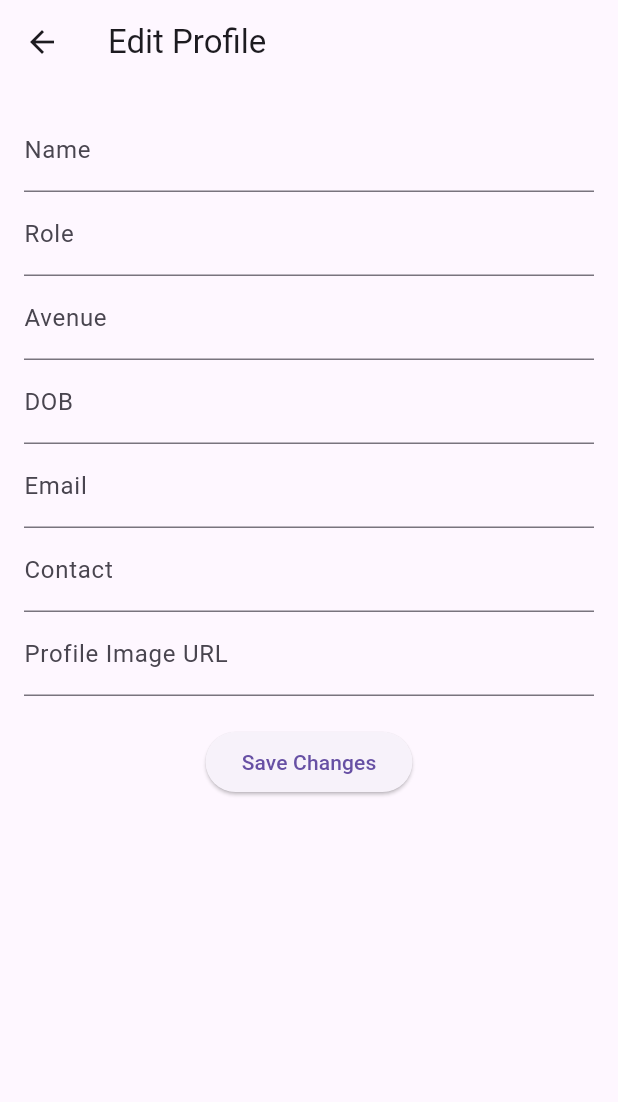
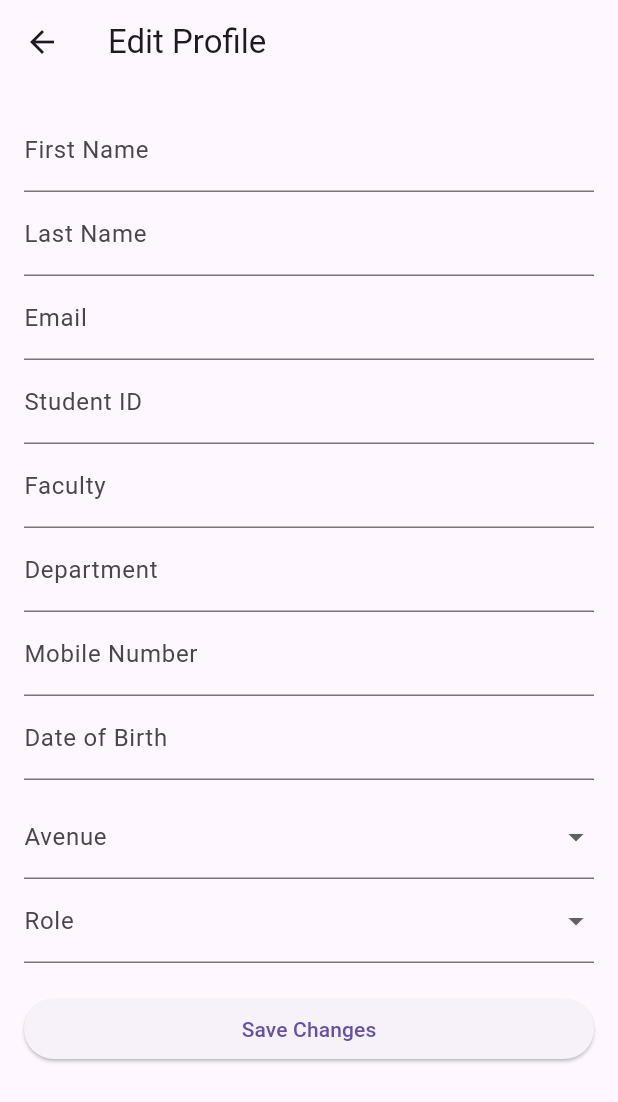
Before and after one commit to Rami2212/UOK-LEO-APP, a Flutter app: the EditProfileScreen screen opened directly with empty values, after a tap on "Save Changes", on a phone screen of 412 x 824 dp. Shown: the top 1102 px of the screen. Run offline on Flutter 3.47's test engine with Material 3 defaults, Android fonts, the phone set to English and light mode, and no system bars; our stand-ins replace shared_preferences, table_calendar; accounts and stored records are empty; network calls fail.

Commit message:
fix login and register

```diff
--- a/Front-End/uok_leo_app/lib/data/models/login_response.dart
+++ b/Front-End/uok_leo_app/lib/data/models/login_response.dart
@@ -1,25 +1,25 @@
 class LoginResponse {
-  final String userId;
-  final String token;
-  final String name;
+  final String userID;
   final String email;
   final String role;
+  final String name;
+  final String token;
 
   LoginResponse({
-    required this.userId,
-    required this.token,
-    required this.name,
+    required this.userID,
     required this.email,
     required this.role,
+    required this.name,
+    required this.token,
   });
 
   factory LoginResponse.fromJson(Map<String, dynamic> json) {
     return LoginResponse(
-      userId: json['userId'],
-      token: json['token'],
-      name: json['name'],
+      userID: json['userID'],
       email: json['email'],
       role: json['role'],
+      name: json['name'],
+      token: json['token'],
     );
   }
 }
--- a/Front-End/uok_leo_app/lib/data/models/registration_request.dart
+++ b/Front-End/uok_leo_app/lib/data/models/registration_request.dart
@@ -9,6 +9,7 @@ class RegistrationRequest {
   final String mobileNumber;
   final String password;
   final String role;
+  final String dob;
 
   RegistrationRequest({
     required this.name,
@@ -21,9 +22,9 @@ class RegistrationRequest {
     required this.mobileNumber,
     required this.password,
     required this.role,
+    required this.dob,
   });
 
-  // Convert RegistrationRequest to JSON for API request
   Map<String, dynamic> toJson() {
     return {
       'name': name,
@@ -36,6 +37,7 @@ class RegistrationRequest {
       'mobileNumber': mobileNumber,
       'password': password,
       'role': role,
+      'dob': dob,
     };
   }
 }
--- a/Front-End/uok_leo_app/lib/data/models/user.dart
+++ b/Front-End/uok_leo_app/lib/data/models/user.dart
@@ -5,8 +5,12 @@ class User {
   final String avenue;
   final String dob;
   final String email;
-  final String contact;
-  final String profileImage;
+  final String password;
+  final String lastName;
+  final String studentId;
+  final String faculty;
+  final String department;
+  final String mobileNumber;
 
   User({
     required this.id,
@@ -15,8 +19,12 @@ class User {
     required this.avenue,
     required this.dob,
     required this.email,
-    required this.contact,
-    required this.profileImage,
+    required this.password,
+    required this.lastName,
+    required this.studentId,
+    required this.faculty,
+    required this.department,
+    required this.mobileNumber,
   });
 
   factory User.fromJson(Map<String, dynamic> json) {
@@ -27,8 +35,29 @@ class User {
       avenue: json['avenue'],
       dob: json['dob'],
       email: json['email'],
-      contact: json['contact'],
-      profileImage: json['profileImage'],
+      password: json['password'],
+      lastName: json['lastName'],
+      studentId: json['studentId'],
+      faculty: json['faculty'],
+      department: json['department'],
+      mobileNumber: json['mobileNumber'],
     );
   }
+
+  Map<String, dynamic> toJson() {
+    return {
+      'id': id,
+      'name': name,
+      'role': role,
+      'avenue': avenue,
+      'dob': dob,
+      'email': email,
+      'password': password,
+      'lastName': lastName,
+      'studentId': studentId,
+      'faculty': faculty,
+      'department': department,
+      'mobileNumber': mobileNumber,
+    };
+  }
 }
--- a/Front-End/uok_leo_app/lib/data/repositories/achievement_repository.dart
+++ b/Front-End/uok_leo_app/lib/data/repositories/achievement_repository.dart
@@ -3,7 +3,7 @@ import 'package:http/http.dart' as http;
 import '../models/achievement.dart';
 
 class AchievementRepository {
-  final String baseUrl = "https://example.com/api";
+  final String baseUrl = "http://localhost:3000/api";
 
   // Fetch all achievements
   Future<List<Achievement>> fetchAllAchievements() async {
--- a/Front-End/uok_leo_app/lib/data/repositories/date_booking_repository.dart
+++ b/Front-End/uok_leo_app/lib/data/repositories/date_booking_repository.dart
@@ -3,7 +3,7 @@ import 'package:http/http.dart' as http;
 import '../models/date_booking.dart';
 
 class DateBookingRepository {
-  final String baseUrl = "https://your-api-url.com";
+  final String baseUrl = "http://localhost:3000/api";
 
   Future<bool> bookDate(DateBooking booking) async {
     final response = await http.post(
--- a/Front-End/uok_leo_app/lib/data/repositories/evaluation_repository.dart
+++ b/Front-End/uok_leo_app/lib/data/repositories/evaluation_repository.dart
@@ -3,7 +3,7 @@ import 'package:http/http.dart' as http;
 import '../models/evaluation.dart';
 
 class EvaluationRepository {
-  final String baseUrl = "https://example.com/api";
+  final String baseUrl = "http://localhost:3000/api";
 
   // Fetch all evaluations
   Future<List<Evaluation>> fetchAllEvaluations() async {
--- a/Front-End/uok_leo_app/lib/data/repositories/event_repository.dart
+++ b/Front-End/uok_leo_app/lib/data/repositories/event_repository.dart
@@ -5,7 +5,7 @@ import '../models/book_date_response.dart';
 import '../models/event.dart';
 
 class EventRepository {
-  final String baseUrl = "https://example.com/api";
+  final String baseUrl = "http://localhost:3000/api";
 
   Future<List<Event>> fetchAllEvents() async {
     final response = await http.get(Uri.parse("$baseUrl/events"));
--- a/Front-End/uok_leo_app/lib/data/repositories/member_repository.dart
+++ b/Front-End/uok_leo_app/lib/data/repositories/member_repository.dart
@@ -3,7 +3,7 @@ import 'package:http/http.dart' as http;
 import '../models/member.dart';
 
 class MemberRepository {
-  final String baseUrl = "https://example.com/api";
+  final String baseUrl = "http://localhost:3000/api";
 
   Future<List<Member>> fetchAllMembers() async {
     final response = await http.get(Uri.parse("$baseUrl/members"));
--- a/Front-End/uok_leo_app/lib/data/repositories/notification_repository.dart
+++ b/Front-End/uok_leo_app/lib/data/repositories/notification_repository.dart
@@ -3,7 +3,7 @@ import 'package:http/http.dart' as http;
 import '../models/notification.dart';
 
 class NotificationRepository {
-  final String baseUrl = "https://your-api.com/notifications";
+  final String baseUrl = "http://localhost:3000/api/notifications";
 
   Future<List<Notifications>> fetchNotifications(String userId) async {
     final response = await http.get(Uri.parse('$baseUrl?userId=$userId'));
--- a/Front-End/uok_leo_app/lib/data/repositories/user_repository.dart
+++ b/Front-End/uok_leo_app/lib/data/repositories/user_repository.dart
@@ -3,7 +3,7 @@ import 'package:http/http.dart' as http;
 import '../models/user.dart';
 
 class UserRepository {
-  final String baseUrl = "https://your-api-url.com";
+  final String baseUrl = "http://localhost:3000/api/v1"; // ✅ double check if "vi" was a typo
 
   Future<User> getUserProfile(String userId) async {
     final response = await http.get(Uri.parse('$baseUrl/users/$userId'));
@@ -11,7 +11,7 @@ class UserRepository {
     if (response.statusCode == 200) {
       return User.fromJson(jsonDecode(response.body));
     } else {
-      throw Exception('Failed to load user profile');
+      throw Exception('Failed to load user profile: ${response.statusCode}');
     }
   }
 
@@ -21,14 +21,21 @@ class UserRepository {
       headers: {"Content-Type": "application/json"},
       body: jsonEncode({
         "name": user.name,
+        "lastName": user.lastName,
         "role": user.role,
         "avenue": user.avenue,
         "dob": user.dob,
         "email": user.email,
-        "contact": user.contact,
-        "profileImage": user.profileImage,
+        "mobileNumber": user.mobileNumber,
+        "studentId": user.studentId,
+        "faculty": user.faculty,
+        "department": user.department,
       }),
     );
+
+    if (response.statusCode != 200) {
+      print("Update failed: ${response.body}");
+    }
 
     return response.statusCode == 200;
   }
@@ -36,6 +43,10 @@ class UserRepository {
   Future<bool> deleteUserProfile(String userId) async {
     final response = await http.delete(Uri.parse('$baseUrl/users/$userId'));
 
+    if (response.statusCode != 200) {
+      print("Delete failed: ${response.body}");
+    }
+
     return response.statusCode == 200;
   }
 }
--- a/Front-End/uok_leo_app/lib/screens/profile/edit_profile_screen.dart
+++ b/Front-End/uok_leo_app/lib/screens/profile/edit_profile_screen.dart
@@ -1,4 +1,5 @@
 import 'package:flutter/material.dart';
+import 'package:intl/intl.dart';
 import '../../data/models/user.dart';
 import '../../data/repositories/user_repository.dart';
 
@@ -13,13 +14,21 @@ class EditProfileScreen extends StatefulWidget {
 
 class _EditProfileScreenState extends State<EditProfileScreen> {
   final _formKey = GlobalKey<FormState>();
+
   late TextEditingController _nameController;
-  late TextEditingController _roleController;
-  late TextEditingController _avenueController;
+  late TextEditingController _lastNameController;
+  late TextEditingController _emailController;
+  late TextEditingController _studentIdController;
+  late TextEditingController _facultyController;
+  late TextEditingController _departmentController;
+  late TextEditingController _mobileNumberController;
   late TextEditingController _dobController;
-  late TextEditingController _emailController;
-  late TextEditingController _contactController;
-  late TextEditingController _profileImageController;
+
+  String? _selectedRole;
+  String? _selectedAvenue;
+
+  final List<String> _roles = ['Member', 'Director'];
+  final List<String> _avenues = ['Education', 'Environment', 'Health', 'Peace'];
 
   final UserRepository _userRepository = UserRepository();
 
@@ -27,48 +36,68 @@ class _EditProfileScreenState extends State<EditProfileScreen> {
   void initState() {
     super.initState();
     _nameController = TextEditingController(text: widget.user.name);
-    _roleController = TextEditingController(text: widget.user.role);
-    _avenueController = TextEditingController(text: widget.user.avenue);
+    _lastNameController = TextEditingController(text: widget.user.lastName);
+    _emailController = TextEditingController(text: widget.user.email);
+    _studentIdController = TextEditingController(text: widget.user.studentId);
+    _facultyController = TextEditingController(text: widget.user.faculty);
+    _departmentController = TextEditingController(text: widget.user.department);
+    _mobileNumberController = TextEditingController(text: widget.user.mobileNumber);
     _dobController = TextEditingController(text: widget.user.dob);
-    _emailController = TextEditingController(text: widget.user.email);
-    _contactController = TextEditingController(text: widget.user.contact);
-    _profileImageController = TextEditingController(text: widget.user.profileImage);
+    _selectedRole = widget.user.role;
+    _selectedAvenue = widget.user.avenue;
   }
 
   @override
   void dispose() {
     _nameController.dispose();
-    _roleController.dispose();
-    _avenueController.dispose();
+    _lastNameController.dispose();
+    _emailController.dispose();
+    _studentIdController.dispose();
+    _facultyController.dispose();
+    _departmentController.dispose();
+    _mobileNumberController.dispose();
     _dobController.dispose();
-    _emailController.dispose();
-    _contactController.dispose();
-    _profileImageController.dispose();
     super.dispose();
+  }
+
+  Future<void> _pickDob() async {
+    final picked = await showDatePicker(
+      context: context,
+      initialDate: DateTime.tryParse(widget.user.dob) ?? DateTime(2000),
+      firstDate: DateTime(1950),
+      lastDate: DateTime.now(),
+    );
+    if (picked != null) {
+      _dobController.text = DateFormat('yyyy-MM-dd').format(picked);
+    }
   }
 
   Future<void> _updateProfile() async {
     if (_formKey.currentState!.validate()) {
       User updatedUser = User(
         id: widget.user.id,
-        name: _nameController.text,
-        role: _roleController.text,
-        avenue: _avenueController.text,
-        dob: _dobController.text,
-        email: _emailController.text,
-        contact: _contactController.text,
-        profileImage: _profileImageController.text,
+        name: _nameController.text.trim(),
+        lastName: _lastNameController.text.trim(),
+        email: _emailController.text.trim(),
+        studentId: _studentIdController.text.trim(),
+        faculty: _facultyController.text.trim(),
+        department: _departmentController.text.trim(),
+        mobileNumber: _mobileNumberController.text.trim(),
+        dob: _dobController.text.trim(),
+        avenue: _selectedAvenue ?? '',
+        role: _selectedRole ?? '',
+        password: widget.user.password, // Keep existing password
       );
 
       bool success = await _userRepository.updateUserProfile(updatedUser);
       if (success) {
         ScaffoldMessenger.of(context).showSnackBar(
-          SnackBar(content: Text("Profile Updated Successfully!")),
+          const SnackBar(content: Text("Profile Updated Successfully!")),
         );
-        Navigator.pop(context, true); // Return true to indicate successful update
+        Navigator.pop(context, true);
       } else {
         ScaffoldMessenger.of(context).showSnackBar(
-          SnackBar(content: Text("Failed to update profile")),
+          const SnackBar(content: Text("Failed to update profile")),
         );
       }
     }
@@ -77,24 +106,77 @@ class _EditProfileScreenState extends State<EditProfileScreen> {
   @override
   Widget build(BuildContext context) {
     return Scaffold(
-      appBar: AppBar(title: Text("Edit Profile")),
+      appBar: AppBar(title: const Text("Edit Profile")),
       body: Padding(
-        padding: EdgeInsets.all(16.0),
+        padding: const EdgeInsets.all(16.0),
         child: Form(
           key: _formKey,
-          child: Column(
+          child: ListView(
             children: [
-              TextFormField(controller: _nameController, decoration: InputDecoration(labelText: "Name")),
-              TextFormField(controller: _roleController, decoration: InputDecoration(labelText: "Role")),
-              TextFormField(controller: _avenueController, decoration: InputDecoration(labelText: "Avenue")),
-              TextFormField(controller: _dobController, decoration: InputDecoration(labelText: "DOB")),
-              TextFormField(controller: _emailController, decoration: InputDecoration(labelText: "Email")),
-              TextFormField(controller: _contactController, decoration: InputDecoration(labelText: "Contact")),
-              TextFormField(controller: _profileImageController, decoration: InputDecoration(labelText: "Profile Image URL")),
-              SizedBox(height: 20),
+              TextFormField(
+                controller: _nameController,
+                decoration: const InputDecoration(labelText: "First Name"),
+              ),
+              TextFormField(
+                controller: _lastNameController,
+                decoration: const InputDecoration(labelText: "Last Name"),
+              ),
+              TextFormField(
+                controller: _emailController,
+                decoration: const InputDecoration(labelText: "Email"),
+              ),
+              TextFormField(
+                controller: _studentIdController,
+                decoration: const InputDecoration(labelText: "Student ID"),
+              ),
+              TextFormField(
+                controller: _facultyController,
+                decoration: const InputDecoration(labelText: "Faculty"),
+              ),
+              TextFormField(
+                controller: _departmentController,
+                decoration: const InputDecoration(labelText: "Department"),
+              ),
+              TextFormField(
+                controller: _mobileNumberController,
+                decoration: const InputDecoration(labelText: "Mobile Number"),
+              ),
+              GestureDetector(
+                onTap: _pickDob,
+                child: AbsorbPointer(
+                  child: TextFormField(
+                    controller: _dobController,
+                    decoration: const InputDecoration(labelText: "Date of Birth"),
+                  ),
+                ),
+              ),
+              const SizedBox(height: 10),
+              DropdownButtonFormField<String>(
+                value: _selectedAvenue,
+                decoration: const InputDecoration(labelText: "Avenue"),
+                items: _avenues.map((avenue) {
+                  return DropdownMenuItem<String>(
+                    value: avenue,
+                    child: Text(avenue),
+                  );
+                }).toList(),
+                onChanged: (val) => setState(() => _selectedAvenue = val),
+              ),
+              DropdownButtonFormField<String>(
+                value: _selectedRole,
+                decoration: const InputDecoration(labelText: "Role"),
+                items: _roles.map((role) {
+                  return DropdownMenuItem<String>(
+                    value: role,
+                    child: Text(role),
+                  );
+                }).toList(),
+                onChanged: (val) => setState(() => _selectedRole = val),
+              ),
+              const SizedBox(height: 20),
               ElevatedButton(
                 onPressed: _updateProfile,
-                child: Text("Save Changes"),
+                child: const Text("Save Changes"),
               ),
             ],
           ),
--- a/Front-End/uok_leo_app/pubspec.yaml
+++ b/Front-End/uok_leo_app/pubspec.yaml
@@ -38,6 +38,7 @@ dependencies:
   shared_preferences: ^2.5.1
   http: ^1.3.0
   table_calendar: ^3.2.0
+  intl: ^0.20.2
 
 dev_dependencies:
   flutter_test:
```
Also changed, not shown: Front-End/uok_leo_app/lib/data/repositories/auth_repository.dart (+37 -12 lines), Front-End/uok_leo_app/lib/providers/auth_provider.dart (+12 -14 lines), Front-End/uok_leo_app/lib/screens/profile/profile_screen.dart (+41 -16 lines), Front-End/uok_leo_app/lib/screens/register_screen.dart (+77 -52 lines).
